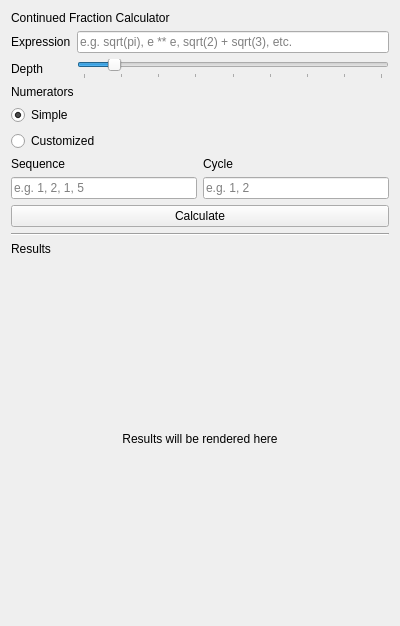
Before: the Qt Designer form gui/continued_fraction_calculator_main_window.ui in MathRPG/Continued_Fraction_Calculator, drawn with Qt 5.
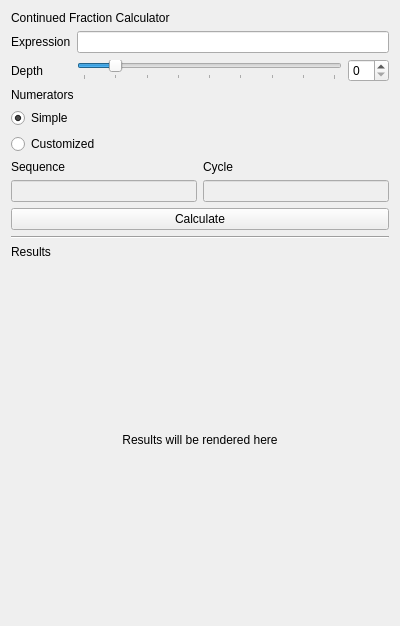
After: the same form once the commit is applied.

Commit message: Custom numerators hooked from the UI

Diff of the .ui file:
```diff
--- a/gui/continued_fraction_calculator_main_window.ui
+++ b/gui/continued_fraction_calculator_main_window.ui
@@ -57,7 +57,7 @@
         <string notr="true"/>
        </property>
        <property name="placeholderText">
-        <string notr="true">e.g. sqrt(pi), e ** e, sqrt(2) + sqrt(3), etc.</string>
+        <string notr="true"/>
        </property>
       </widget>
      </item>
@@ -72,15 +72,17 @@
       </widget>
      </item>
      <item row="1" column="1">
+      <layout class="QHBoxLayout" name="horizontalLayout_2">
+       <item>
       <widget class="QSlider" name="depth_slider">
        <property name="toolTip">
         <string notr="true"/>
        </property>
        <property name="minimum">
-        <number>1</number>
+          <number>0</number>
        </property>
        <property name="maximum">
-        <number>41</number>
+          <number>40</number>
        </property>
        <property name="value">
         <number>5</number>
@@ -102,6 +104,15 @@
        </property>
       </widget>
      </item>
+       <item>
+        <widget class="QSpinBox" name="depth_spin_box">
+         <property name="maximum">
+          <number>40</number>
+         </property>
+        </widget>
+       </item>
+      </layout>
+     </item>
     </layout>
    </item>
    <item>
@@ -166,21 +177,27 @@
        </item>
        <item row="1" column="0">
         <widget class="QLineEdit" name="numerators_sequence_line_edit">
+         <property name="enabled">
+          <bool>false</bool>
+         </property>
          <property name="toolTip">
           <string notr="true"/>
          </property>
          <property name="placeholderText">
-          <string notr="true">e.g. 1, 2, 1, 5</string>
+          <string notr="true"/>
          </property>
         </widget>
        </item>
        <item row="1" column="1">
         <widget class="QLineEdit" name="numerators_cycle_line_edit">
+         <property name="enabled">
+          <bool>false</bool>
+         </property>
          <property name="toolTip">
           <string notr="true"/>
          </property>
          <property name="placeholderText">
-          <string notr="true">e.g. 1, 2</string>
+          <string notr="true"/>
          </property>
         </widget>
        </item>
```
Left out of the diff: 48 changed lines with no effect on the pictures. Lines whose indentation alone changed are shown as unchanged. The commit also changes 7 other files.
